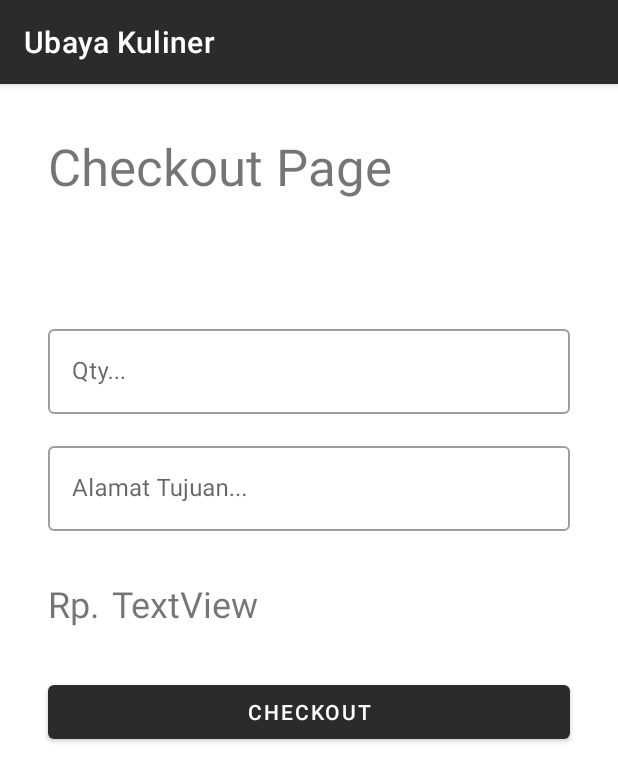
After one commit to Talahatu/UAS-ANMP, an Android app: the fragment CheckoutFragment placed in its activity, on a phone screen of 412 x 824 dp. The commit adds this screen. Shown: the top 782 px of the screen. Run offline under Robolectric (Android 15) with nearby library versions, the phone set to English and light mode, and no system bars; our stand-ins replace Room's generated code, Volley, data binding, navigation-ui; Roboto replaces fonts that are not available here.

Commit message:
Checkout functions

```diff
--- a/app/src/main/java/com/example/midterm_160420014/model/KulinerDatabase.kt
+++ b/app/src/main/java/com/example/midterm_160420014/model/KulinerDatabase.kt
@@ -6,7 +6,7 @@ import androidx.room.Room
 import androidx.room.RoomDatabase
 import com.example.midterm_160420014.util.*
 
-@Database(entities = arrayOf(Users::class, Menus::class, Restaurants::class,History::class), version = 6)
+@Database(entities = arrayOf(Users::class, Menus::class, Restaurants::class,History::class), version = 8)
 abstract class KulinerDatabase:RoomDatabase() {
     abstract fun userDao(): UserDao
     abstract fun menuDao(): MenuDao
@@ -20,7 +20,8 @@ abstract class KulinerDatabase:RoomDatabase() {
                 context.applicationContext,
                 KulinerDatabase::class.java,
                 "kulinerDB"
-            ).addMigrations(MIGRATION_1_2, MIGRATION_2_3, MIGRATION_3_4, MIGRATION_4_5,MIGRATION_5_6).build()
+            ).addMigrations(MIGRATION_1_2, MIGRATION_2_3, MIGRATION_3_4, MIGRATION_4_5,MIGRATION_5_6,
+                MIGRATION_7_8).build()
         operator fun invoke(context: Context){
             if(instance!=null){
                 synchronized(LOCK){
--- a/app/src/main/java/com/example/midterm_160420014/model/Model.kt
+++ b/app/src/main/java/com/example/midterm_160420014/model/Model.kt
@@ -92,7 +92,9 @@ data class History(
     @ColumnInfo("menu_id")
     val menu_id:Int,
     @ColumnInfo("date")
-    val date:String
+    val date:String,
+    @ColumnInfo("alamat_tujuan")
+    val alamat:String
 )
 {
     @PrimaryKey(autoGenerate = true)
--- a/app/src/main/java/com/example/midterm_160420014/util/Util.kt
+++ b/app/src/main/java/com/example/midterm_160420014/util/Util.kt
@@ -65,10 +65,19 @@ val MIGRATION_5_6 = object :Migration(5,6){
         )
     }
 }
+
+val MIGRATION_7_8 = object :Migration(7,8){
+    override fun migrate(database: SupportSQLiteDatabase) {
+        database.execSQL(
+            "ALTER TABLE histories ADD alamat_tujuan TEXT DEFAULT 0;"
+        )
+    }
+}
+
 fun buildDB(context: Context): KulinerDatabase{
  return Room.databaseBuilder(
      context,
      KulinerDatabase::class.java,
      DB_NAME).addMigrations(MIGRATION_1_2, MIGRATION_2_3, MIGRATION_3_4, MIGRATION_4_5,
-     MIGRATION_5_6).build();
+     MIGRATION_5_6, MIGRATION_7_8).build();
 }
--- /dev/null
+++ b/app/src/main/java/com/example/midterm_160420014/view/CheckoutFragment.kt
@@ -0,0 +1,63 @@
+package com.example.midterm_160420014.view
+
+import android.content.Context
+import android.os.Bundle
+import androidx.fragment.app.Fragment
+import android.view.LayoutInflater
+import android.view.View
+import android.view.ViewGroup
+import android.widget.TextView
+import androidx.databinding.DataBindingUtil
+import androidx.lifecycle.Observer
+import androidx.lifecycle.ViewModelProvider
+import com.example.midterm_160420014.R
+import com.example.midterm_160420014.databinding.FragmentCheckoutBinding
+import com.example.midterm_160420014.model.Users
+import com.example.midterm_160420014.viewModel.ListHistoryViewModel
+import com.example.midterm_160420014.viewModel.RestoDetailViewModel
+import com.example.midterm_160420014.viewModel.UserViewModel
+import com.google.android.material.textfield.TextInputEditText
+
+class CheckoutFragment : Fragment(),CheckoutListener {
+    lateinit var menuVM: RestoDetailViewModel
+    lateinit var userVM:UserViewModel
+    lateinit var historyVM:ListHistoryViewModel
+    lateinit var dataBinding:FragmentCheckoutBinding
+    override fun onCreateView(
+        inflater: LayoutInflater, container: ViewGroup?,
+        savedInstanceState: Bundle?
+    ): View? {
+        // Inflate the layout for this fragment
+        val view = DataBindingUtil.inflate<FragmentCheckoutBinding>(inflater,R.layout.fragment_checkout, container, false)
+        return view.root
+    }
+
+    override fun onViewCreated(view: View, savedInstanceState: Bundle?) {
+        super.onViewCreated(view, savedInstanceState)
+        menuVM = ViewModelProvider(this)[RestoDetailViewModel::class.java]
+        userVM  =ViewModelProvider(this)[UserViewModel::class.java]
+        historyVM = ViewModelProvider(this)[ListHistoryViewModel::class.java]
+        observe()
+    }
+
+    fun observe(){
+        menuVM.menuList.observe(viewLifecycleOwner, Observer {
+            dataBinding.menu = it
+            dataBinding.user = userVM.userData.value
+        })
+    }
+
+    override fun onClickCheckout(v: View,user: Users) {
+        val sharedPref = requireActivity().getSharedPreferences("UserLogin", Context.MODE_PRIVATE)
+        val id = sharedPref.getString("uuid","")!!.toInt()
+        val qty = view?.findViewById<TextInputEditText>(R.id.editTextQty)
+        val subtotal = view?.findViewById<TextView>(R.id.txtCheckoutSubtotal)?.text.toString().toInt()
+        historyVM.checkoutOrder(id,menuVM.menuList.value!!.uuid,qty?.text.toString().toInt(),user.alamat!!,subtotal)
+    }
+
+    override fun onQtyTextChange(s: CharSequence, start: Int, before: Int, count: Int) {
+        var qty = s.toString().toInt()
+        var subtotal = menuVM.menuList.value!!.price*qty
+        view?.findViewById<TextView>(R.id.txtCheckoutSubtotal)?.text = subtotal.toString()
+    }
+}
--- a/app/src/main/java/com/example/midterm_160420014/view/RestoDetailFragment.kt
+++ b/app/src/main/java/com/example/midterm_160420014/view/RestoDetailFragment.kt
@@ -54,12 +54,6 @@ class RestoDetailFragment : Fragment(), BuyListener, ReviewListener {
         dataBinding.buyListener=this
         dataBinding.reviewListener=this
         observe()
-        view.findViewById<Button>(R.id.btnBuy).setOnClickListener {
-            Navigation.findNavController(it).navigate(RestoDetailFragmentDirections.actionRestoDetailFragmentToReviewFragment(id))
-        }
-        view.findViewById<Button>(R.id.btnReview).setOnClickListener {
-            Navigation.findNavController(it).navigate(RestoDetailFragmentDirections.actionRestoDetailFragmentToReviewFragment(id))
-        }
     }
 
     fun observe(){
@@ -76,7 +70,7 @@ class RestoDetailFragment : Fragment(), BuyListener, ReviewListener {
     override fun onBuyDetailClick(v: View, menu: Menus, restaurant: Restaurants) {
         val uuid = context?.getSharedPreferences("UserLogin", Context.MODE_PRIVATE)
             ?.getString("uuid","")!!.toInt()
-        val action = RestoDetailFragmentDirections.actionRestoDetailFragmentToReviewFragment(uuid)
+        val action = RestoDetailFragmentDirections.actionRestoDetailFragmentToCheckoutFragment(uuid)
         Navigation.findNavController(v).navigate(action)
     }
 
--- a/app/src/main/java/com/example/midterm_160420014/view/TopupFragment.kt
+++ /dev/null
@@ -1,13 +0,0 @@
-package com.example.midterm_160420014.view
-
-import android.os.Bundle
-import androidx.fragment.app.Fragment
-import android.view.LayoutInflater
-import android.view.View
-import android.view.ViewGroup
-import com.example.midterm_160420014.R
-
-// TODO: Rename parameter arguments, choose names that match
-// the fragment initialization parameters, e.g. ARG_ITEM_NUMBER
-private const val ARG_PARAM1 = "param1"
-private const val ARG_PARAM2 = "param2"
--- a/app/src/main/java/com/example/midterm_160420014/view/interfaces.kt
+++ b/app/src/main/java/com/example/midterm_160420014/view/interfaces.kt
@@ -16,6 +16,13 @@ interface EditProfileListener{
 interface TopUpListener{
     fun onClickTopup(v:View)
 }
+interface CheckoutListener{
+    fun onClickCheckout(v:View,user:Users)
+
+    fun onQtyTextChange(s:CharSequence,start:Int,before:Int,count:Int)
+}
+
+
 interface LogoutListener{
     fun onClickLogout(v:View)
 }
--- a/app/src/main/java/com/example/midterm_160420014/viewModel/ListHistoryViewModel.kt
+++ b/app/src/main/java/com/example/midterm_160420014/viewModel/ListHistoryViewModel.kt
@@ -20,6 +20,7 @@ import kotlin.coroutines.CoroutineContext
 
 class ListHistoryViewModel(application: Application): AndroidViewModel(application),CoroutineScope {
     val historyList = MutableLiveData<ArrayList<History>>()
+    val notes = MutableLiveData<History>()
     override val coroutineContext: CoroutineContext
         get() = Job() +Dispatchers.IO
     fun refreshData(id:Int){
@@ -29,6 +30,11 @@ class ListHistoryViewModel(application: Application): AndroidViewModel(applicati
         }
     }
 
+    fun checkoutOrder(userID:Int,menuID:Int,quantity:Int,alamat:String,subtotal:Int){
+        launch {
+            val newHistory = History(quantity,subtotal,userID,menuID,"",alamat)
+        }
+    }
 
     override fun onCleared() {
         super.onCleared()
--- /dev/null
+++ b/app/src/main/res/layout/fragment_checkout.xml
@@ -0,0 +1,123 @@
+<?xml version="1.0" encoding="utf-8"?>
+<layout xmlns:android="http://schemas.android.com/apk/res/android"
+    xmlns:app="http://schemas.android.com/apk/res-auto"
+    xmlns:tools="http://schemas.android.com/tools">
+    <data>
+        <variable
+            name="menu"
+            type="com.example.midterm_160420014.model.Menus" />
+        <variable
+            name="user"
+            type="com.example.midterm_160420014.model.Users" />
+        <variable
+            name="checkoutListener"
+            type="com.example.midterm_160420014.view.CheckoutListener" />
+    </data>
+<FrameLayout
+    android:layout_width="match_parent"
+    android:layout_height="match_parent"
+    tools:context=".view.CheckoutFragment">
+
+    <androidx.constraintlayout.widget.ConstraintLayout
+        android:layout_width="match_parent"
+        android:layout_height="match_parent">
+
+        <Button
+            android:id="@+id/btnCheckout"
+            android:layout_width="0dp"
+            android:layout_height="wrap_content"
+            android:layout_marginStart="32dp"
+            android:layout_marginTop="32dp"
+            android:layout_marginEnd="32dp"
+            android:onClick="@{(view)->checkoutListener.onClickCheckout(view,user)}"
+            android:text="Checkout"
+            app:layout_constraintEnd_toEndOf="parent"
+            app:layout_constraintStart_toStartOf="parent"
+            app:layout_constraintTop_toBottomOf="@+id/textView14" />
+
+        <TextView
+            android:id="@+id/txtCheckoutSubtotal"
+            android:layout_width="wrap_content"
+            android:layout_height="wrap_content"
+            android:layout_marginStart="8dp"
+            android:layout_marginTop="32dp"
+            android:text="TextView"
+            android:textSize="24sp"
+            app:layout_constraintStart_toEndOf="@+id/textView14"
+            app:layout_constraintTop_toBottomOf="@+id/textInputLayout9" />
+
+        <TextView
+            android:id="@+id/textView14"
+            android:layout_width="wrap_content"
+            android:layout_height="wrap_content"
+            android:layout_marginStart="32dp"
+            android:layout_marginTop="32dp"
+            android:text="Rp."
+            android:textSize="24sp"
+            app:layout_constraintStart_toStartOf="parent"
+            app:layout_constraintTop_toBottomOf="@+id/textInputLayout9" />
+
+        <com.google.android.material.textfield.TextInputLayout
+            android:id="@+id/textInputLayout8"
+            style="@style/Widget.MaterialComponents.TextInputLayout.OutlinedBox"
+            android:layout_width="0dp"
+            android:layout_height="wrap_content"
+            android:layout_marginStart="32dp"
+            android:layout_marginTop="16dp"
+            android:layout_marginEnd="32dp"
+            android:hint="Qty..."
+            app:layout_constraintEnd_toEndOf="parent"
+            app:layout_constraintStart_toStartOf="parent"
+            app:layout_constraintTop_toBottomOf="@+id/txtMenuKulinerName">
+
+            <com.google.android.material.textfield.TextInputEditText
+                android:id="@+id/editTextQty"
+                android:layout_width="match_parent"
+                android:layout_height="wrap_content"
+                android:onTextChanged="@{checkoutListener::onQtyTextChange}" />
+        </com.google.android.material.textfield.TextInputLayout>
+
+        <TextView
+            android:id="@+id/txtMenuKulinerName"
+            android:layout_width="wrap_content"
+            android:layout_height="wrap_content"
+            android:layout_marginStart="32dp"
+            android:layout_marginTop="32dp"
+            android:text="@{menu.name}"
+            android:textSize="24sp"
+            app:layout_constraintStart_toStartOf="parent"
+            app:layout_constraintTop_toBottomOf="@+id/textView9" />
+
+        <com.google.android.material.textfield.TextInputLayout
+            android:id="@+id/textInputLayout9"
+            style="@style/Widget.MaterialComponents.TextInputLayout.OutlinedBox"
+            android:layout_width="match_parent"
+            android:layout_height="wrap_content"
+            android:layout_marginStart="32dp"
+            android:layout_marginTop="16dp"
+            android:layout_marginEnd="32dp"
+            android:hint="Alamat Tujuan..."
+            app:layout_constraintEnd_toEndOf="parent"
+            app:layout_constraintStart_toStartOf="parent"
+            app:layout_constraintTop_toBottomOf="@+id/textInputLayout8">
+
+            <com.google.android.material.textfield.TextInputEditText
+                android:id="@+id/editTextAlamatTujuan"
+                android:layout_width="match_parent"
+                android:layout_height="wrap_content"
+                android:text="@={user.alamat}" />
+        </com.google.android.material.textfield.TextInputLayout>
+
+        <TextView
+            android:id="@+id/textView9"
+            android:layout_width="wrap_content"
+            android:layout_height="wrap_content"
+            android:layout_marginStart="32dp"
+            android:layout_marginTop="32dp"
+            android:text="Checkout Page"
+            android:textSize="34sp"
+            app:layout_constraintStart_toStartOf="parent"
+            app:layout_constraintTop_toTopOf="parent" />
+    </androidx.constraintlayout.widget.ConstraintLayout>
+</FrameLayout>
+</layout>
--- a/app/src/main/res/layout/fragment_profile.xml
+++ b/app/src/main/res/layout/fragment_profile.xml
@@ -15,9 +15,6 @@
         <variable
             name="logoutListener"
             type="com.example.midterm_160420014.view.LogoutListener" />
-        <variable
-            name="userVM"
-            type="com.example.midterm_160420014.viewModel.UserViewModel" />
 
     </data>
 <FrameLayout
--- a/app/src/main/res/navigation/core_navigation.xml
+++ b/app/src/main/res/navigation/core_navigation.xml
@@ -41,6 +41,9 @@
         <action
             android:id="@+id/action_restoDetailFragment_to_reviewFragment"
             app:destination="@id/reviewFragment" />
+        <action
+            android:id="@+id/action_restoDetailFragment_to_checkoutFragment"
+            app:destination="@id/checkoutFragment" />
     </fragment>
     <fragment
         android:id="@+id/reviewFragment"
@@ -55,4 +58,12 @@
         android:id="@+id/editProfileFragment"
         android:name="com.example.midterm_160420014.view.EditProfileFragment"
         android:label="EditProfileFragment" />
+    <fragment
+        android:id="@+id/checkoutFragment"
+        android:name="com.example.midterm_160420014.view.CheckoutFragment"
+        android:label="fragment_checkout"
+        tools:layout="@layout/fragment_checkout" >
+        <argument android:name="id"
+            app:argType="integer" />
+    </fragment>
 </navigation>
```
